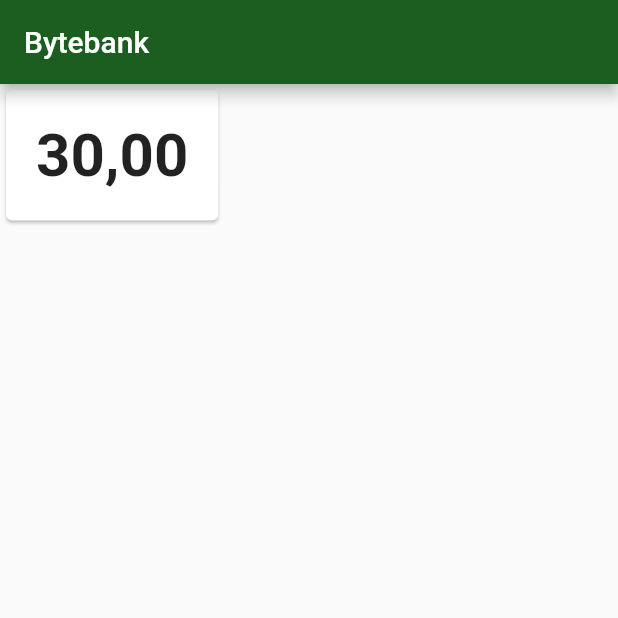
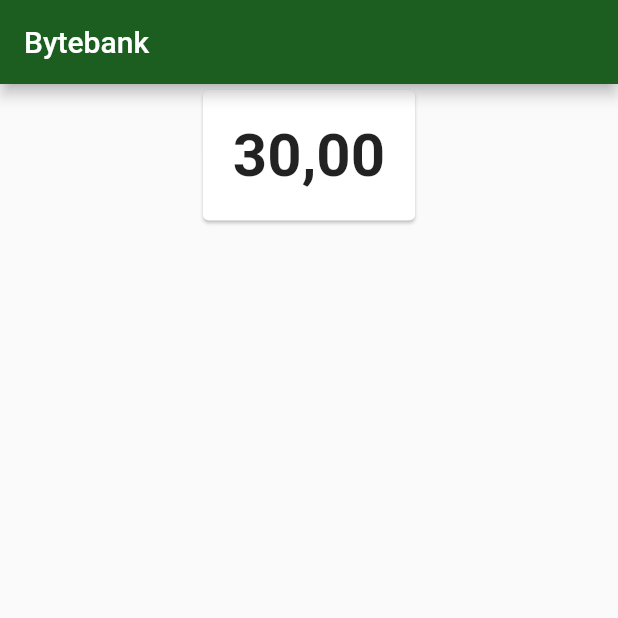
Before and after one commit to jgnogueira/app-bytebank-provider, a Flutter app: the screen it shows after launch, on a phone screen of 412 x 824 dp, the top half of it. Run offline on Flutter 3.47's test engine with Material 2 defaults, Android fonts, the phone set to English and light mode, and no system bars.

```diff
--- a/lib/screens/dashboard.dart
+++ b/lib/screens/dashboard.dart
@@ -7,7 +7,10 @@ class Dashboard extends StatelessWidget {
       appBar: AppBar(
         title: const Text('Bytebank'),
       ),
-      body: Saldo(),
+      body: Align(
+        child: Saldo(),
+        alignment: Alignment.topCenter,
+      ),
     );
   }
 }
```
